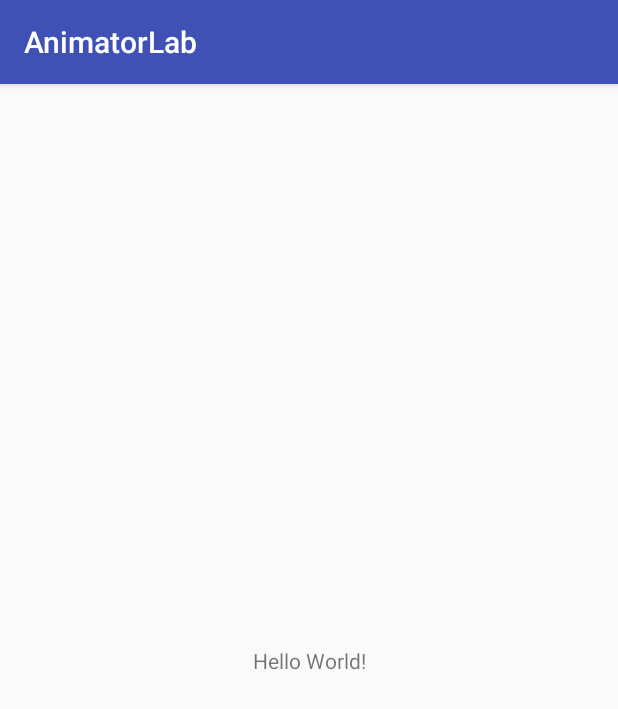
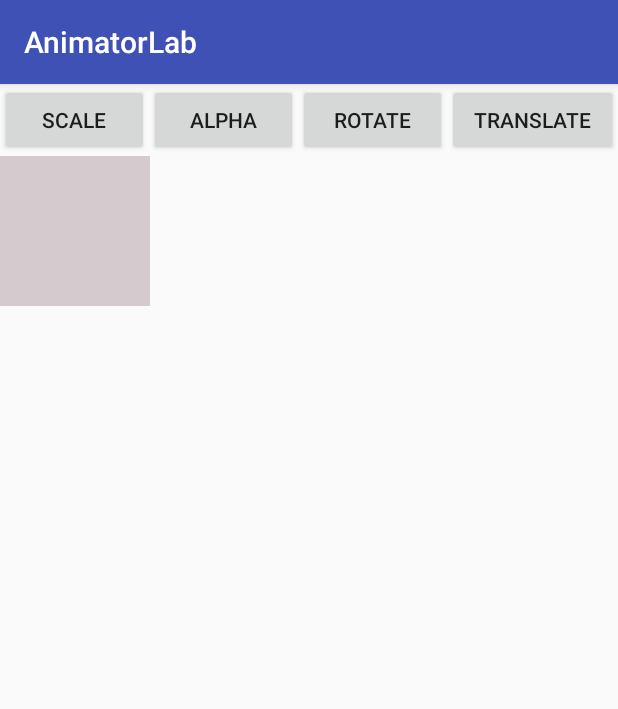
Before and after one commit to stanleyoho/AnimatorLab, an Android app: the screen it shows after launch (MainActivity), on a phone screen of 412 x 824 dp. Shown: the top 709 px of the screen. Run offline under Robolectric (Android 15) with nearby library versions, the phone set to English and light mode, and no system bars; our stand-ins replace data binding.

Commit message:
add scale sample

```diff
--- a/app/build.gradle
+++ b/app/build.gradle
@@ -20,14 +20,18 @@ android {
             proguardFiles getDefaultProguardFile('proguard-android.txt'), 'proguard-rules.pro'
         }
     }
+    dataBinding{
+        enabled true
+    }
 }
 
 dependencies {
-    implementation fileTree(dir: 'libs', include: ['*.jar'])
-    implementation"org.jetbrains.kotlin:kotlin-stdlib-jre7:$kotlin_version"
+    implementation fileTree(include: ['*.jar'], dir: 'libs')
+    implementation "org.jetbrains.kotlin:kotlin-stdlib-jre7:$kotlin_version"
     implementation 'com.android.support:appcompat-v7:26.1.0'
     implementation 'com.android.support.constraint:constraint-layout:1.1.0'
     testImplementation 'junit:junit:4.12'
     androidTestImplementation 'com.android.support.test:runner:1.0.2'
     androidTestImplementation 'com.android.support.test.espresso:espresso-core:3.0.2'
+    implementation 'com.android.support:support-annotations:27.1.1'
 }
--- /dev/null
+++ b/app/src/main/java/com/app/jlin/animatorlab/MainActivity.java
@@ -0,0 +1,65 @@
+package com.app.jlin.animatorlab;
+
+import android.databinding.DataBindingUtil;
+import android.os.Bundle;
+import android.support.annotation.Nullable;
+import android.support.v7.app.AppCompatActivity;
+import android.view.View;
+import android.view.animation.Animation;
+import android.view.animation.AnimationUtils;
+
+import com.app.jlin.animatorlab.databinding.ActivityMainBinding;
+
+/**
+ * Created by stanley.lin on 2018/6/5.
+ */
+
+public class MainActivity extends AppCompatActivity {
+
+    private ActivityMainBinding binding;
+    private Animation scaleAnimation,scaleAnimationWithPivot,getScaleAnimationWithPivotPersent;
+    private int scaleCount,rotateCount,alphaCount,translateCount;
+    @Override
+    protected void onCreate(@Nullable Bundle savedInstanceState) {
+        super.onCreate(savedInstanceState);
+        binding = DataBindingUtil.setContentView(this, R.layout.activity_main);
+
+        initEvent();
+        initAnimator();
+    }
+
+    private void initEvent(){
+        binding.btnAlpha.setOnClickListener(clickListener);
+        binding.btnScale.setOnClickListener(clickListener);
+        binding.btnRotate.setOnClickListener(clickListener);
+        binding.btnTranslate.setOnClickListener(clickListener);
+    }
+
+    private void initAnimator(){
+        scaleAnimation = AnimationUtils.loadAnimation(MainActivity.this,R.anim.scale_type_1);
+        scaleAnimationWithPivot = AnimationUtils.loadAnimation(MainActivity.this,R.anim.scale_type_1_with_pivot);
+        getScaleAnimationWithPivotPersent = AnimationUtils.loadAnimation(MainActivity.this,R.anim.scale_type_1_with_pivot_persent);
+
+    }
+
+    private View.OnClickListener clickListener = new View.OnClickListener() {
+        @Override
+        public void onClick(View v) {
+            int viewId = v.getId();
+            switch (viewId){
+                case R.id.btnAlpha:
+
+                    break;
+                case R.id.btnScale:
+
+                    binding.iv.startAnimation(getScaleAnimationWithPivotPersent);
+                    scaleCount++;
+                    break;
+                case R.id.btnRotate:
+                    break;
+                case R.id.btnTranslate:
+                    break;
+            }
+        }
+    };
+}
--- a/app/src/main/java/com/app/jlin/animatorlab/MainActivity.kt
+++ /dev/null
@@ -1,12 +0,0 @@
-package com.app.jlin.animatorlab
-
-import android.support.v7.app.AppCompatActivity
-import android.os.Bundle
-
-class MainActivity : AppCompatActivity() {
-
-    override fun onCreate(savedInstanceState: Bundle?) {
-        super.onCreate(savedInstanceState)
-        setContentView(R.layout.activity_main)
-    }
-}
--- /dev/null
+++ b/app/src/main/res/anim/scale_type_1.xml
@@ -0,0 +1,8 @@
+<?xml version="1.0" encoding="utf-8"?>
+<scale xmlns:android="http://schemas.android.com/apk/res/android"
+    android:fromXScale="0.0"
+    android:fromYScale="0.0"
+    android:toXScale="2.0"
+    android:toYScale="2.0"
+    android:duration="500">
+</scale>
--- /dev/null
+++ b/app/src/main/res/anim/scale_type_1_with_pivot.xml
@@ -0,0 +1,10 @@
+<?xml version="1.0" encoding="utf-8"?>
+<scale xmlns:android="http://schemas.android.com/apk/res/android"
+    android:fromXScale="0.0"
+    android:fromYScale="0.0"
+    android:toXScale="2.0"
+    android:toYScale="2.0"
+    android:pivotX="50"
+    android:pivotY="50"
+    android:duration="500">
+</scale>
--- /dev/null
+++ b/app/src/main/res/anim/scale_type_1_with_pivot_persent.xml
@@ -0,0 +1,10 @@
+<?xml version="1.0" encoding="utf-8"?>
+<scale xmlns:android="http://schemas.android.com/apk/res/android"
+    android:fromXScale="0.0"
+    android:fromYScale="0.0"
+    android:toXScale="2.0"
+    android:toYScale="2.0"
+    android:pivotX="50%"
+    android:pivotY="50%"
+    android:duration="500">
+</scale>
--- /dev/null
+++ b/app/src/main/res/drawable/bg_rec.xml
@@ -0,0 +1,7 @@
+<?xml version="1.0" encoding="utf-8"?>
+<shape xmlns:android="http://schemas.android.com/apk/res/android"
+    android:shape="rectangle">
+
+    <solid android:color="#3412"/>
+
+</shape>
--- a/app/src/main/res/layout/activity_main.xml
+++ b/app/src/main/res/layout/activity_main.xml
@@ -1,18 +1,81 @@
 <?xml version="1.0" encoding="utf-8"?>
-<android.support.constraint.ConstraintLayout xmlns:android="http://schemas.android.com/apk/res/android"
+<layout xmlns:android="http://schemas.android.com/apk/res/android"
     xmlns:app="http://schemas.android.com/apk/res-auto"
-    xmlns:tools="http://schemas.android.com/tools"
-    android:layout_width="match_parent"
-    android:layout_height="match_parent"
-    tools:context="com.app.jlin.animatorlab.MainActivity">
+    xmlns:tools="http://schemas.android.com/tools">
 
-    <TextView
-        android:layout_width="wrap_content"
-        android:layout_height="wrap_content"
-        android:text="Hello World!"
-        app:layout_constraintBottom_toBottomOf="parent"
-        app:layout_constraintLeft_toLeftOf="parent"
-        app:layout_constraintRight_toRightOf="parent"
-        app:layout_constraintTop_toTopOf="parent" />
+    <data>
 
-</android.support.constraint.ConstraintLayout>
+    </data>
+
+    <RelativeLayout
+        android:layout_width="match_parent"
+        android:layout_height="match_parent">
+
+        <LinearLayout
+            android:id="@+id/layout"
+            android:layout_width="match_parent"
+            android:layout_height="wrap_content">
+
+
+            <Button
+                android:id="@+id/btnScale"
+                android:layout_width="wrap_content"
+                android:layout_height="wrap_content"
+                android:layout_weight="1"
+                android:text="scale" />
+
+            <Button
+                android:id="@+id/btnAlpha"
+                android:layout_width="wrap_content"
+                android:layout_height="wrap_content"
+                android:layout_weight="1"
+                android:text="alpha" />
+
+            <Button
+                android:id="@+id/btnRotate"
+                android:layout_width="wrap_content"
+                android:layout_height="wrap_content"
+                android:layout_weight="1"
+                android:text="rotate" />
+
+            <Button
+                android:id="@+id/btnTranslate"
+                android:layout_width="wrap_content"
+                android:layout_height="wrap_content"
+                android:layout_weight="1"
+                android:text="translate" />
+        </LinearLayout>
+
+        <ImageView
+            android:id="@+id/iv"
+            android:layout_width="100dp"
+            android:layout_height="100dp"
+            android:background="@drawable/bg_rec"
+            android:layout_below="@+id/layout"/>
+
+        <TableLayout
+            android:layout_width="match_parent"
+            android:layout_height="match_parent"
+            android:layout_below="@+id/iv"
+            android:layout_centerHorizontal="true"
+            android:layout_marginTop="79dp">
+
+            <TableRow
+                android:layout_width="match_parent"
+                android:layout_height="match_parent" />
+
+            <TableRow
+                android:layout_width="match_parent"
+                android:layout_height="match_parent" />
+
+            <TableRow
+                android:layout_width="match_parent"
+                android:layout_height="match_parent" />
+
+            <TableRow
+                android:layout_width="match_parent"
+                android:layout_height="match_parent" />
+        </TableLayout>
+
+    </RelativeLayout>
+</layout>
```
